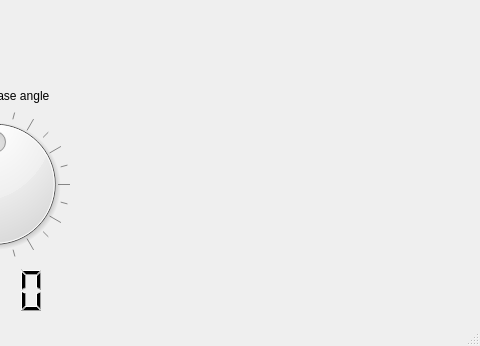
First picture: the form in powerplots.ui, repository lucvandort/PowerPlots, before the edit; both pictures show x 557 to 1037 and y 514 to 860 of the 1037 by 860 pixel window.
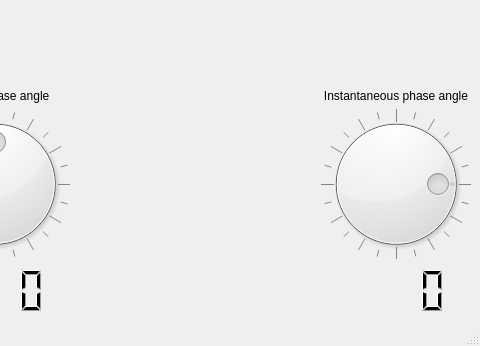
Second picture: the form after the edit. Custom widgets are drawn as their Qt base class.

Commit message: instantaneous phase values added

What changed in the file:
```diff
--- a/powerplots.ui
+++ b/powerplots.ui
@@ -322,6 +322,76 @@
         </property>
        </spacer>
       </item>
+      <item>
+       <layout class="QVBoxLayout" name="verticalLayout_7">
+        <item>
+         <widget class="QLabel" name="label_5">
+          <property name="text">
+           <string>Instantaneous phase angle</string>
+          </property>
+          <property name="alignment">
+           <set>Qt::AlignCenter</set>
+          </property>
+         </widget>
+        </item>
+        <item>
+         <widget class="QDial" name="instantaneous_phase_angle">
+          <property name="minimumSize">
+           <size>
+            <width>150</width>
+            <height>150</height>
+           </size>
+          </property>
+          <property name="minimum">
+           <number>0</number>
+          </property>
+          <property name="maximum">
+           <number>360</number>
+          </property>
+          <property name="value">
+           <number>90</number>
+          </property>
+          <property name="invertedAppearance">
+           <bool>true</bool>
+          </property>
+          <property name="wrapping">
+           <bool>true</bool>
+          </property>
+          <property name="notchTarget">
+           <double>15.000000000000000</double>
+          </property>
+          <property name="notchesVisible">
+           <bool>true</bool>
+          </property>
+         </widget>
+        </item>
+        <item>
+         <widget class="QLCDNumber" name="instantaneous_phase_display">
+          <property name="minimumSize">
+           <size>
+            <width>50</width>
+            <height>50</height>
+           </size>
+          </property>
+          <property name="frameShape">
+           <enum>QFrame::NoFrame</enum>
+          </property>
+          <property name="smallDecimalPoint">
+           <bool>false</bool>
+          </property>
+          <property name="digitCount">
+           <number>4</number>
+          </property>
+          <property name="segmentStyle">
+           <enum>QLCDNumber::Filled</enum>
+          </property>
+          <property name="value" stdset="0">
+           <double>0.000000000000000</double>
+          </property>
+         </widget>
+        </item>
+       </layout>
+      </item>
      </layout>
     </item>
    </layout>
```
Left out of the diff: 2 changed lines with no effect on the pictures. The commit also changes 1 other file.
